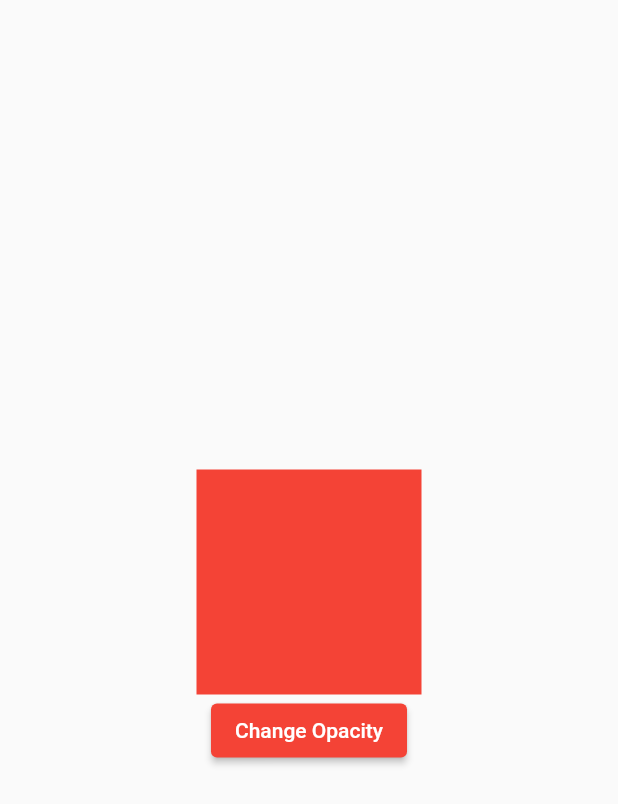
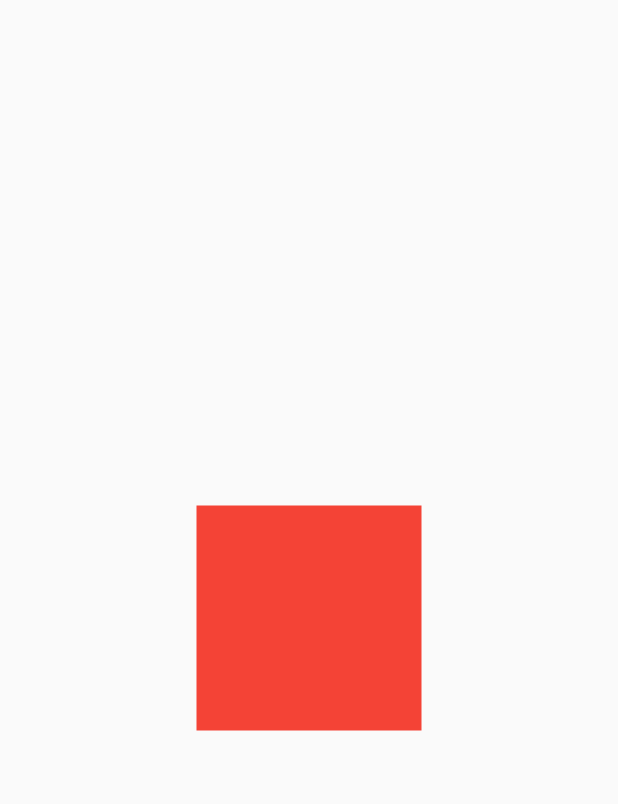
Before and after one commit to nirmal-mazhuvanpilly/flutter_animations, a Flutter app: the screen it shows after launch, on a phone screen of 412 x 824 dp. Shown: the top 804 px of the screen. Run offline on Flutter 3.47's test engine with Material 2 defaults, Android fonts, the phone set to English and light mode, and no system bars; our stand-ins replace lottie.

Commit message:
Animated Physical Model

```diff
--- /dev/null
+++ b/lib/animated_physical_model_view.dart
@@ -0,0 +1,48 @@
+import 'package:flutter/material.dart';
+
+class AnimatedPhysicalModelView extends StatefulWidget {
+  const AnimatedPhysicalModelView({Key? key}) : super(key: key);
+
+  @override
+  _AnimatedPhysicalModelViewState createState() =>
+      _AnimatedPhysicalModelViewState();
+}
+
+class _AnimatedPhysicalModelViewState extends State<AnimatedPhysicalModelView> {
+  double _radius = 0;
+  double _elevation = 0;
+  Color _color = Colors.red;
+
+  void _animateModel() {
+    setState(() {
+      _radius = _radius == 0 ? 100 : 0;
+      _elevation = _elevation == 0 ? 10 : 0;
+      _color = _color == Colors.red ? Colors.orange : Colors.red;
+    });
+  }
+
+  @override
+  Widget build(BuildContext context) {
+    return Scaffold(
+      body: Center(
+        child: Column(
+          mainAxisAlignment: MainAxisAlignment.center,
+          children: [
+            AnimatedPhysicalModel(
+              child: const SizedBox(height: 150, width: 150),
+              borderRadius: BorderRadius.circular(_radius),
+              shape: BoxShape.rectangle,
+              elevation: _elevation,
+              animateColor: true,
+              color: _color,
+              shadowColor: Colors.red.shade900,
+              duration: const Duration(milliseconds: 200),
+              curve: Curves.fastOutSlowIn,
+              onEnd: _animateModel,
+            ),
+          ],
+        ),
+      ),
+    );
+  }
+}
--- a/lib/main.dart
+++ b/lib/main.dart
@@ -1,5 +1,5 @@
 import 'package:flutter/material.dart';
-import 'package:flutter_all_animations/animated_opacity_view.dart';
+import 'package:flutter_all_animations/animated_physical_model_view.dart';
 
 void main() {
   runApp(const MyApp());
@@ -14,7 +14,7 @@ class MyApp extends StatelessWidget {
       theme: ThemeData(
         primarySwatch: Colors.blue,
       ),
-      home: const AnimatedOpacityView(),
+      home: const AnimatedPhysicalModelView(),
     );
   }
 }
```
